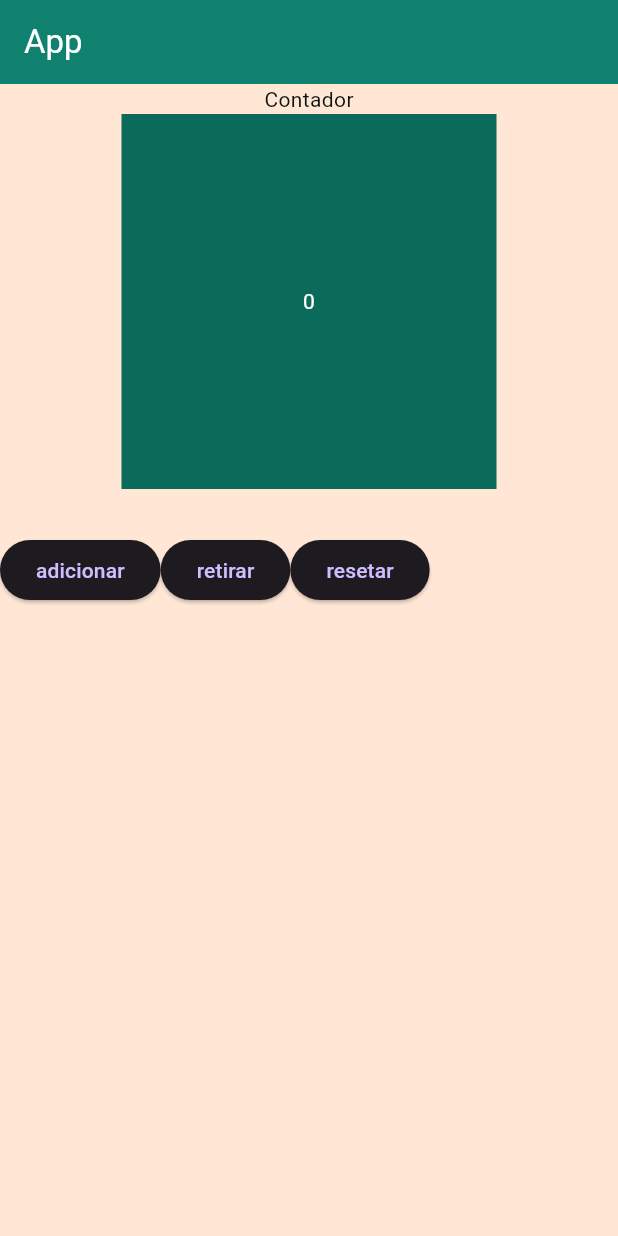
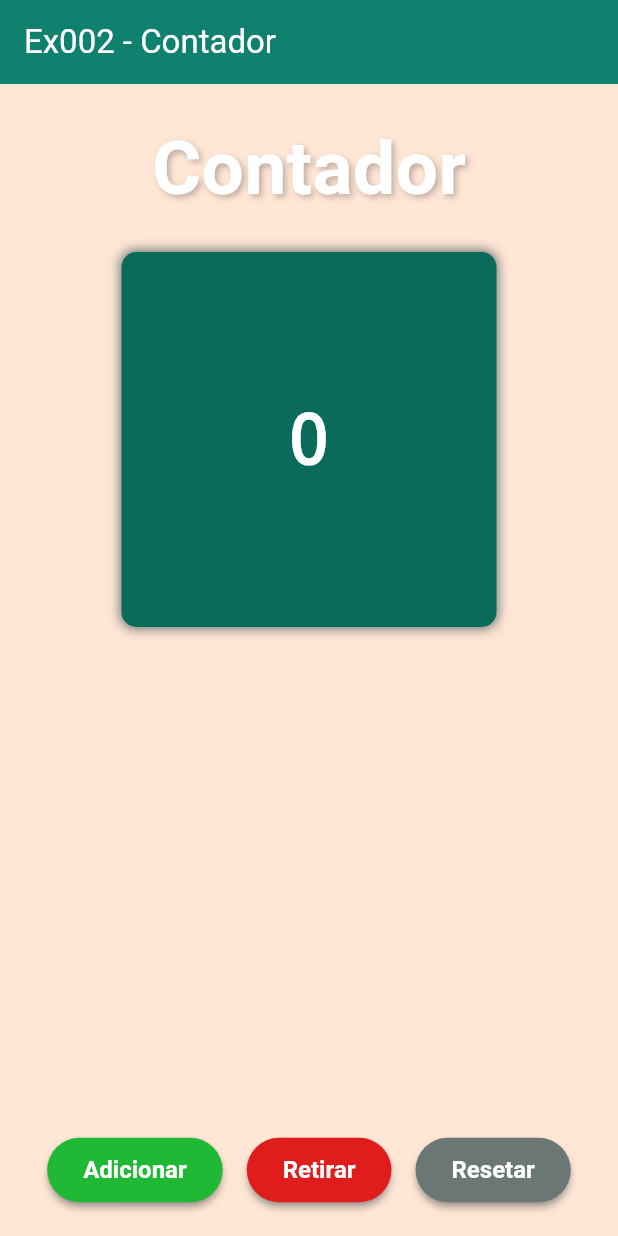
Before and after one commit to RhianVinicius/flutter-ex002, a Flutter app: the screen it shows after launch, on a phone screen of 412 x 824 dp. Run offline on Flutter 3.47's test engine with Material 3 defaults, Android fonts, the phone set to English and light mode, and no system bars.

Commit message:
implement home page layout style

```diff
--- a/lib/pages/home_page.dart
+++ b/lib/pages/home_page.dart
@@ -21,7 +21,7 @@ class HomePageState extends State<HomePage> {
       appBar: AppBar(
         backgroundColor: AppColors.primary,
         title: Text(
-          "App",
+          "Ex002 - Contador",
           style: TextStyle(color: AppColors.white),
         ),
       ),
--- a/lib/pages/home_page_content.dart
+++ b/lib/pages/home_page_content.dart
@@ -39,34 +39,130 @@ class HomePageContentState extends State<HomePageContent> {
         Align(
           alignment: Alignment.topCenter,
           child: SizedBox(
-            height: 300,
+            height: 700,
             child: Column(
               crossAxisAlignment: CrossAxisAlignment.center,
               children: [
-                Text("Contador", style: TextStyle(color:  AppColors.black)),
+                Container(
+                  margin: EdgeInsets.symmetric(vertical: 20),
+                  child: Text(
+                    "Contador",
+                    style: TextStyle(
+                      color: AppColors.white,
+                      fontSize: 50,
+                      fontWeight: FontWeight.bold,
+                      shadows: [
+                        Shadow(
+                          offset: Offset(2, 2),
+                          blurRadius: 5,
+                          color: AppColors.shadow
+                        )
+                      ]
+                    ),
+                  ),
+                ),
                 Container(
                   width: 250,
                   height: 250,
-                  color: AppColors.primaryDark,
-                  child: Center(child: Text(counter.toString(), style: TextStyle(color:  AppColors.white))),
+                  decoration: BoxDecoration(
+                    color: AppColors.primaryDark,
+                    borderRadius: BorderRadius.circular(10),
+                    boxShadow: [
+                      BoxShadow(
+                        color: AppColors.grey,
+                        blurRadius: 6,
+                        spreadRadius: 1
+                      )
+                    ]
+                  ),
+                  child: Center(
+                    child: Text(
+                      counter.toString(),
+                      style: TextStyle(
+                        color: AppColors.white,
+                        fontSize: 46,
+                        fontFamily: "monospace",
+                        fontWeight: FontWeight.bold,
+                        letterSpacing: 2
+                      )
+                    )
+                  ),
                 ),
               ]
             )
           )
         ),
         Row(
+          mainAxisAlignment: MainAxisAlignment.center,
           children: [
-            ElevatedButton(
-              onPressed: increaseCounter,
-              child: Text("adicionar")
+            Padding(
+              padding: EdgeInsets.symmetric(horizontal: 8),
+              child: ElevatedButton(
+                onPressed: increaseCounter,
+                style: ElevatedButton.styleFrom(
+                  backgroundColor: AppColors.green,
+                  foregroundColor: Colors.white,
+                  elevation: 2,
+                  shadowColor: AppColors.grey,
+                  padding: EdgeInsets.symmetric(
+                    horizontal: 24,
+                    vertical: 12,
+                  ),
+                  textStyle: TextStyle(
+                    fontSize: 20,
+                    fontWeight: FontWeight.bold,
+                  ),
+                  shape: RoundedRectangleBorder(
+                    borderRadius: BorderRadius.circular(32), // Arredondamento
+                  ),
+                ),
+                child: Text("Adicionar", style: TextStyle(color: AppColors.white, fontSize: 16))),
             ),
-            ElevatedButton(
-              onPressed: decreaseCounter,
-              child: Text("retirar")
+            Padding(
+              padding: EdgeInsets.symmetric(horizontal: 8),
+              child: ElevatedButton(
+                onPressed: decreaseCounter,
+                style: ElevatedButton.styleFrom(
+                  backgroundColor: AppColors.red,
+                  foregroundColor: Colors.white,
+                  elevation: 2,
+                  shadowColor: AppColors.grey,
+                  padding: EdgeInsets.symmetric(
+                    horizontal: 24,
+                    vertical: 12,
+                  ),
+                  textStyle: TextStyle(
+                    fontSize: 20,
+                    fontWeight: FontWeight.bold,
+                  ),
+                  shape: RoundedRectangleBorder(
+                    borderRadius: BorderRadius.circular(32), // Arredondamento
+                  ),
+                ),
+                child: Text("Retirar", style: TextStyle(color: AppColors.white, fontSize: 16))),
             ),
-            ElevatedButton(
-              onPressed: resetCounter,
-              child: Text("resetar")
+            Padding(
+              padding: EdgeInsets.symmetric(horizontal: 8),
+              child: ElevatedButton(
+                onPressed: resetCounter,
+                style: ElevatedButton.styleFrom(
+                  backgroundColor: AppColors.grey,
+                  foregroundColor: Colors.white,
+                  elevation: 2,
+                  shadowColor: AppColors.grey,
+                  padding: EdgeInsets.symmetric(
+                    horizontal: 24,
+                    vertical: 12,
+                  ),
+                  textStyle: TextStyle(
+                    fontSize: 20,
+                    fontWeight: FontWeight.bold,
+                  ),
+                  shape: RoundedRectangleBorder(
+                    borderRadius: BorderRadius.circular(32), // Arredondamento
+                  ),
+                ),
+                child: Text("Resetar", style: TextStyle(color: AppColors.white, fontSize: 16))),
             )
           ],
         )
--- a/lib/theme/app_colors.dart
+++ b/lib/theme/app_colors.dart
@@ -11,8 +11,14 @@ class AppColors {
 
   static const background =  Color(0xFFFFE6D5);
 
+  static const shadow = Color.fromARGB(64, 0, 0, 0);
+
+  static const green = Color(0xFF20B935);
+  static const red = Color(0xFFE01D1D);
+
   static const white = Color(0xFFFFFFFF);
   static const grey = Color(0xFF6B7774);
+  static const greyLight = Color(0xFFA3ADAB);
   static const greyDark = Color(0xFF323A38);
   static const black = Color(0xFF0E1312);
   static const blackAbsolute = Color(0xFF000000);
```
